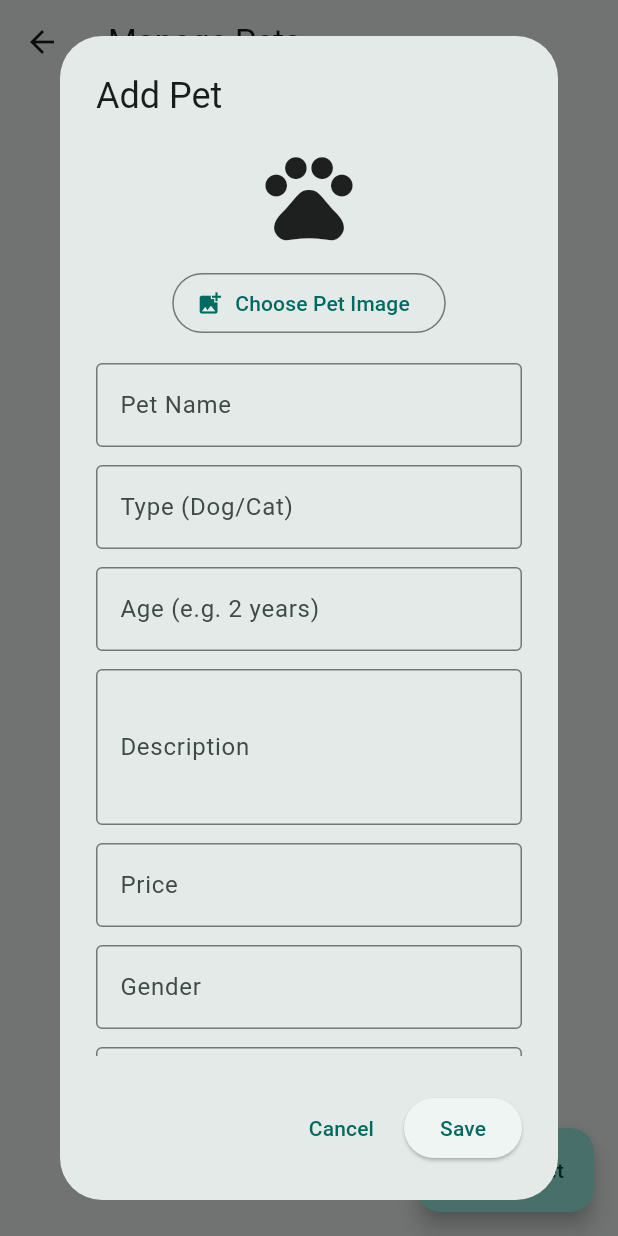
After one commit to Nityanand52/pet-adoption-app, a Flutter app: the ManagePetsPage screen opened directly, after a tap on "Add Pet", on a phone screen of 412 x 824 dp. The commit adds this screen. Run offline on Flutter 3.47's test engine with Material 3 defaults, Android fonts, the light colour scheme and no system bars; our stand-ins replace cloud_firestore, firebase_auth, firebase_core, image_picker; accounts and stored records are empty.

Commit message:
Add admin pet management and Cloudinary image integration

```diff
--- /dev/null
+++ b/pet_adoption_app/lib/admin/manage_pets_page.dart
@@ -0,0 +1,452 @@
+
+import 'dart:convert';
+import 'dart:typed_data';
+
+import 'package:cloud_firestore/cloud_firestore.dart';
+import 'package:flutter/material.dart';
+import 'package:http/http.dart' as http;
+import 'package:image_picker/image_picker.dart';
+
+class ManagePetsPage extends StatelessWidget {
+  const ManagePetsPage({super.key});
+
+  CollectionReference<Map<String, dynamic>> get pets =>
+      FirebaseFirestore.instance.collection('pets');
+
+  Future<String?> uploadPetImage(XFile image) async {
+    final uri = Uri.parse(
+      'https://api.cloudinary.com/v1_1/zmogwtwg/image/upload',
+    );
+
+    final request = http.MultipartRequest('POST', uri)
+      ..fields['upload_preset'] = 'pet_adoption_uploads'
+      ..files.add(
+        http.MultipartFile.fromBytes(
+          'file',
+          await image.readAsBytes(),
+          filename: image.name,
+        ),
+      );
+
+    final response = await request.send();
+    final body = await response.stream.bytesToString();
+
+    if (response.statusCode != 200) {
+      throw Exception('Cloudinary upload failed: $body');
+    }
+
+    final result = jsonDecode(body) as Map<String, dynamic>;
+    return result['secure_url'] as String?;
+  }
+
+  Future<void> showPetForm(
+    BuildContext context, {
+    String? petId,
+    Map<String, dynamic>? pet,
+  }) async {
+    final name = TextEditingController(
+      text: pet?['name']?.toString() ?? '',
+    );
+    final type = TextEditingController(
+      text: pet?['type']?.toString() ?? '',
+    );
+    final age = TextEditingController(
+      text: pet?['age']?.toString() ?? '',
+    );
+    final description = TextEditingController(
+      text: pet?['description']?.toString() ?? '',
+    );
+    final price = TextEditingController(
+      text: pet?['price']?.toString() ?? '',
+    );
+    final gender = TextEditingController(
+      text: pet?['gender']?.toString() ?? '',
+    );
+    final health = TextEditingController(
+      text: pet?['healthStatus']?.toString() ?? '',
+    );
+
+    bool vaccinated = pet?['isVaccinated'] == true;
+    bool saving = false;
+    XFile? selectedImage;
+    String? imageUrl = pet?['imageUrl']?.toString();
+    final formKey = GlobalKey<FormState>();
+
+    try {
+      await showDialog<void>(
+        context: context,
+        builder: (dialogContext) => StatefulBuilder(
+          builder: (dialogContext, setDialogState) {
+            Future<void> chooseImage() async {
+              try {
+                final picked = await ImagePicker().pickImage(
+                  source: ImageSource.gallery,
+                  imageQuality: 80,
+                  maxWidth: 1200,
+                );
+
+                if (picked != null && dialogContext.mounted) {
+                  setDialogState(() {
+                    selectedImage = picked;
+                  });
+                }
+              } catch (e) {
+                if (!dialogContext.mounted) return;
+                ScaffoldMessenger.of(dialogContext).showSnackBar(
+                  SnackBar(content: Text('Image selection failed: $e')),
+                );
+              }
+            }
+
+            Widget field(
+              TextEditingController controller,
+              String label, {
+              bool numeric = false,
+              bool multiline = false,
+            }) {
+              return Padding(
+                padding: const EdgeInsets.only(bottom: 12),
+                child: TextFormField(
+                  controller: controller,
+                  keyboardType: numeric
+                      ? TextInputType.number
+                      : multiline
+                          ? TextInputType.multiline
+                          : TextInputType.text,
+                  maxLines: multiline ? 3 : 1,
+                  decoration: InputDecoration(
+                    labelText: label,
+                    border: const OutlineInputBorder(),
+                  ),
+                  validator: (value) {
+                    if (value == null || value.trim().isEmpty) {
+                      return 'Enter $label';
+                    }
+
+                    if (numeric) {
+                      final number = double.tryParse(value.trim());
+                      if (number == null || number < 0) {
+                        return 'Enter a valid price';
+                      }
+                    }
+
+                    return null;
+                  },
+                ),
+              );
+            }
+
+            return AlertDialog(
+              title: Text(petId == null ? 'Add Pet' : 'Edit Pet'),
+              content: SizedBox(
+                width: 420,
+                child: SingleChildScrollView(
+                  child: Form(
+                    key: formKey,
+                    child: Column(
+                      mainAxisSize: MainAxisSize.min,
+                      children: [
+                        if (selectedImage != null)
+                          Padding(
+                            padding: const EdgeInsets.only(bottom: 12),
+                            child: FutureBuilder<List<int>>(
+                              future: selectedImage!.readAsBytes(),
+                              builder: (context, snapshot) {
+                                if (!snapshot.hasData) {
+                                  return const SizedBox(
+                                    height: 120,
+                                    child: Center(
+                                      child: CircularProgressIndicator(),
+                                    ),
+                                  );
+                                }
+
+                                return Image.memory(
+                                  // XFile returns Uint8List.
+                                   Uint8List.fromList(snapshot.data!),
+                                  height: 160,
+                                  width: double.infinity,
+                                  fit: BoxFit.cover,
+                                );
+                              },
+                            ),
+                          )
+                        else if (imageUrl != null &&
+                            imageUrl!.isNotEmpty)
+                          Padding(
+                            padding: const EdgeInsets.only(bottom: 12),
+                            child: Image.network(
+                              imageUrl!,
+                              height: 160,
+                              width: double.infinity,
+                              fit: BoxFit.cover,
+                              errorBuilder: (_, __, ___) =>
+                                  const Icon(Icons.broken_image, size: 60),
+                            ),
+                          )
+                        else
+                          const Padding(
+                            padding: EdgeInsets.only(bottom: 12),
+                            child: Icon(Icons.pets, size: 70),
+                          ),
+                        OutlinedButton.icon(
+                          onPressed: saving ? null : chooseImage,
+                          icon: const Icon(Icons.add_photo_alternate),
+                          label: Text(
+                            imageUrl != null || selectedImage != null
+                                ? 'Change Pet Image'
+                                : 'Choose Pet Image',
+                          ),
+                        ),
+                        const SizedBox(height: 16),
+                        field(name, 'Pet Name'),
+                        field(type, 'Type (Dog/Cat)'),
+                        field(age, 'Age (e.g. 2 years)'),
+                        field(
+                          description,
+                          'Description',
+                          multiline: true,
+                        ),
+                        field(price, 'Price', numeric: true),
+                        field(gender, 'Gender'),
+                        field(health, 'Health Status'),
+                        SwitchListTile(
+                          title: const Text('Vaccinated'),
+                          value: vaccinated,
+                          onChanged: saving
+                              ? null
+                              : (value) {
+                                  setDialogState(() {
+                                    vaccinated = value;
+                                  });
+                                },
+                        ),
+                      ],
+                    ),
+                  ),
+                ),
+              ),
+              actions: [
+                TextButton(
+                  onPressed: saving
+                      ? null
+                      : () => Navigator.pop(dialogContext),
+                  child: const Text('Cancel'),
+                ),
+                ElevatedButton(
+                  onPressed: saving
+                      ? null
+                      : () async {
+                          if (!formKey.currentState!.validate()) return;
+
+                          setDialogState(() => saving = true);
+
+                          try {
+                            if (selectedImage != null) {
+                              imageUrl =
+                                  await uploadPetImage(selectedImage!);
+
+                              if (imageUrl == null) {
+                                throw Exception(
+                                  'Cloudinary did not return an image URL',
+                                );
+                              }
+                            }
+
+                            final data = <String, dynamic>{
+                              'name': name.text.trim(),
+                              'type': type.text.trim(),
+                              'age': age.text.trim(),
+                              'description': description.text.trim(),
+                              'price':
+                                  double.parse(price.text.trim()),
+                              'gender': gender.text.trim(),
+                              'healthStatus': health.text.trim(),
+                              'isVaccinated': vaccinated,
+                              if (imageUrl != null) 'imageUrl': imageUrl,
+                            };
+
+                            if (petId == null) {
+                              await pets.add(data);
+                            } else {
+                              await pets.doc(petId).update(data);
+                            }
+
+                            if (!dialogContext.mounted) return;
+                            Navigator.pop(dialogContext);
+
+                            if (context.mounted) {
+                              ScaffoldMessenger.of(context).showSnackBar(
+                                const SnackBar(
+                                  content:
+                                      Text('Pet saved successfully'),
+                                ),
+                              );
+                            }
+                          } catch (e) {
+                            if (!dialogContext.mounted) return;
+
+                            setDialogState(() => saving = false);
+                            ScaffoldMessenger.of(dialogContext)
+                                .showSnackBar(
+                              SnackBar(
+                                content: Text('Save failed: $e'),
+                              ),
+                            );
+                          }
+                        },
+                  child: Text(saving ? 'Saving...' : 'Save'),
+                ),
+              ],
+            );
+          },
+        ),
+      );
+    } finally {
+      name.dispose();
+      type.dispose();
+      age.dispose();
+      description.dispose();
+      price.dispose();
+      gender.dispose();
+      health.dispose();
+    }
+  }
+
+  Future<void> deletePet(
+    BuildContext context,
+    String id,
+  ) async {
+    final confirmed = await showDialog<bool>(
+      context: context,
+      builder: (dialogContext) => AlertDialog(
+        title: const Text('Delete Pet?'),
+        content: const Text(
+          'Are you sure you want to delete this pet?',
+        ),
+        actions: [
+          TextButton(
+            onPressed: () => Navigator.pop(dialogContext, false),
+            child: const Text('Cancel'),
+          ),
+          TextButton(
+            onPressed: () => Navigator.pop(dialogContext, true),
+            child: const Text('Delete'),
+          ),
+        ],
+      ),
+    );
+
+    if (confirmed != true) return;
+
+    try {
+      await pets.doc(id).delete();
+
+      if (!context.mounted) return;
+
+      ScaffoldMessenger.of(context).showSnackBar(
+        const SnackBar(content: Text('Pet deleted')),
+      );
+    } catch (e) {
+      if (!context.mounted) return;
+
+      ScaffoldMessenger.of(context).showSnackBar(
+        SnackBar(content: Text('Delete failed: $e')),
+      );
+    }
+  }
+
+  @override
+  Widget build(BuildContext context) {
+    return Scaffold(
+      appBar: AppBar(
+        title: const Text('Manage Pets'),
+      ),
+      floatingActionButton: FloatingActionButton.extended(
+        onPressed: () => showPetForm(context),
+        icon: const Icon(Icons.add),
+        label: const Text('Add Pet'),
+      ),
+      body: StreamBuilder<QuerySnapshot<Map<String, dynamic>>>(
+        stream: pets.snapshots(),
+        builder: (context, snapshot) {
+          if (snapshot.hasError) {
+            return Center(
+              child: Text('Error: ${snapshot.error}'),
+            );
+          }
+
+          if (!snapshot.hasData) {
+            return const Center(
+              child: CircularProgressIndicator(),
+            );
+          }
+
+          final documents = snapshot.data!.docs;
+
+          if (documents.isEmpty) {
+            return const Center(
+              child: Text('No pets available. Add your first pet!'),
+            );
+          }
+
+          return ListView.builder(
+            padding: const EdgeInsets.all(12),
+            itemCount: documents.length,
+            itemBuilder: (context, index) {
+              final doc = documents[index];
+              final data = doc.data();
+
+              final imageUrl = data['imageUrl']?.toString();
+
+              return Card(
+                child: ListTile(
+                  leading: CircleAvatar(
+                    backgroundImage: imageUrl != null &&
+                            imageUrl.isNotEmpty
+                        ? NetworkImage(imageUrl)
+                        : null,
+                    child: imageUrl == null || imageUrl.isEmpty
+                        ? const Icon(Icons.pets)
+                        : null,
+                  ),
+                  title: Text(
+                    data['name']?.toString() ?? 'Unnamed',
+                  ),
+                  subtitle: Text(
+                    '${data['type'] ?? ''} • ${data['age'] ?? ''}\n'
+                    'Price: ${data['price'] ?? 0}',
+                  ),
+                  isThreeLine: true,
+                  trailing: Row(
+                    mainAxisSize: MainAxisSize.min,
+                    children: [
+                      IconButton(
+                        tooltip: 'Edit',
+                        icon: const Icon(Icons.edit),
+                        onPressed: () => showPetForm(
+                          context,
+                          petId: doc.id,
+                          pet: data,
+                        ),
+                      ),
+                      IconButton(
+                        tooltip: 'Delete',
+                        icon: const Icon(
+                          Icons.delete,
+                          color: Colors.red,
+                        ),
+                        onPressed: () =>
+                            deletePet(context, doc.id),
+                      ),
+                    ],
+                  ),
+                ),
+              );
+            },
+          );
+        },
+      ),
+    );
+  }
+}
--- a/pet_adoption_app/pubspec.yaml
+++ b/pet_adoption_app/pubspec.yaml
@@ -38,8 +38,9 @@ dependencies:
   cloud_firestore: ^6.9.0
   firebase_auth: ^6.6.1
   google_maps_flutter: ^2.18.0
-  firebase_storage: ^13.5.0
-  image_picker: ^1.2.3
+  firebase_storage: ^13.6.1
+  image_picker: ^1.2.4
+  http: ^1.6.0
 
 dev_dependencies:
   flutter_test:
```
Also changed, not shown: pet_adoption_app/lib/admin/adoption_requests_page.dart (+116 -0 lines), pet_adoption_app/lib/main.dart (+24 -12 lines), pet_adoption_app/pubspec.lock.
